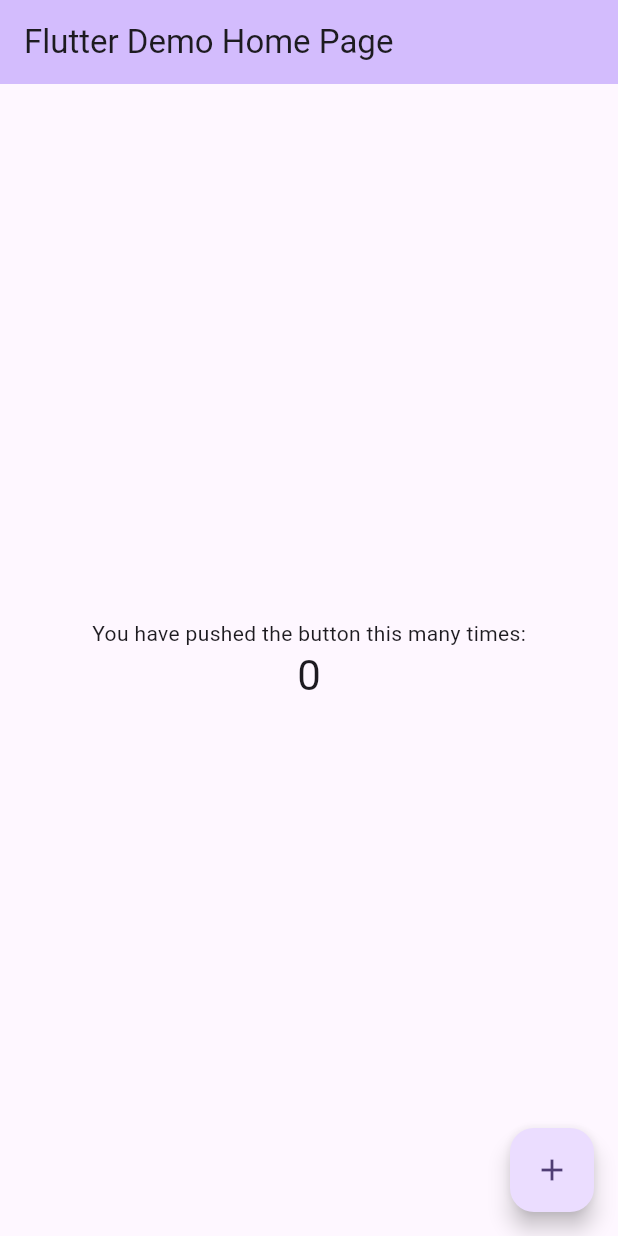
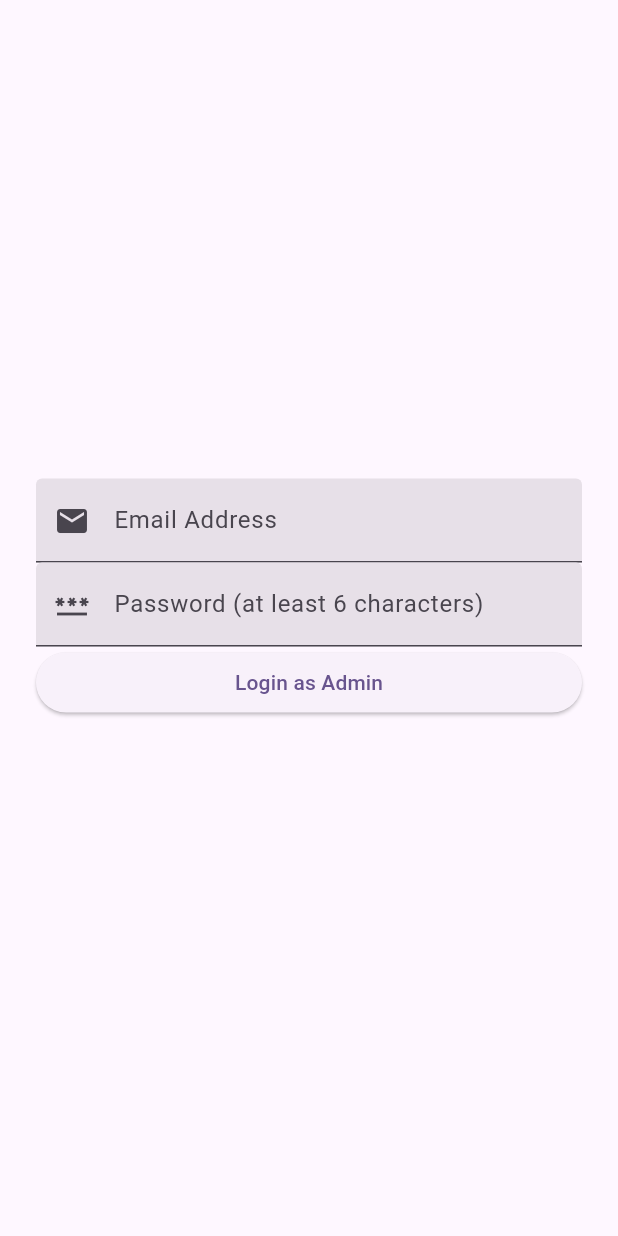
Before and after one commit to dev-logik/Telescope-Mart, a Flutter app: the screen it shows after launch, on a phone screen of 412 x 824 dp. Run offline on Flutter 3.47's test engine with Material 3 defaults, Android fonts, the phone set to English and light mode, and no system bars; our stand-ins replace firebase_auth, firebase_core, flutter_easyloading, go_router; accounts and stored records are empty.

Commit message:
feature: Setup navigation routes using go_router and also implemented the authentication: sign in using email and password and sign out.

```diff
--- /dev/null
+++ b/devtools_options.yaml
@@ -0,0 +1,3 @@
+description: This file stores settings for Dart & Flutter DevTools.
+documentation: https://docs.flutter.dev/tools/devtools/extensions#configure-extension-enablement-states
+extensions:
--- /dev/null
+++ b/lib/auth/auth_service.dart
@@ -0,0 +1,19 @@
+import 'package:firebase_auth/firebase_auth.dart';
+
+class AuthService {
+  static final FirebaseAuth _auth = FirebaseAuth.instance;
+
+  static User? get currentUser => _auth.currentUser;
+
+  static Future<bool> loginAdmin(String email, String password) async {
+    final credential = await _auth.signInWithEmailAndPassword(
+      email: email,
+      password: password,
+    );
+    return credential.user != null;
+  }
+
+  static Future<void> logout() async{
+    await _auth.signOut();
+  }
+}
--- a/lib/main.dart
+++ b/lib/main.dart
@@ -1,62 +1,55 @@
+import 'dart:async';
+
+import 'package:firebase_core/firebase_core.dart';
 import 'package:flutter/material.dart';
+import 'package:flutter_easyloading/flutter_easyloading.dart';
+import 'package:go_router/go_router.dart';
+import 'package:telescope_mart/auth/auth_service.dart';
+import 'package:telescope_mart/firebase_options.dart';
+import 'package:telescope_mart/pages/dashboard_page.dart';
+import 'package:telescope_mart/pages/login_page.dart';
 
-void main() {
-  runApp(const MyApp());
+void main() async {
+  WidgetsFlutterBinding.ensureInitialized();
+  await Firebase.initializeApp(options: DefaultFirebaseOptions.currentPlatform);
+  runApp(MyApp());
 }
 
 class MyApp extends StatelessWidget {
-  const MyApp({super.key});
+  MyApp({super.key});
   @override
   Widget build(BuildContext context) {
-    return MaterialApp(
-      title: 'Flutter Demo',
+    return MaterialApp.router(
+      title: 'Telescope Mart',
       theme: ThemeData(colorScheme: .fromSeed(seedColor: Colors.deepPurple)),
-      home: const MyHomePage(title: 'Flutter Demo Home Page'),
+      routerConfig: _router,
+      debugShowCheckedModeBanner: false,
+      builder: EasyLoading.init(),
     );
   }
-}
 
-class MyHomePage extends StatefulWidget {
-  const MyHomePage({super.key, required this.title});
-  final String title;
+  final _router = GoRouter(
+    initialLocation: DashboardPage.routeName,
+    debugLogDiagnostics: true,
+    redirect: _redirect,
+    routes: [
+      GoRoute(
+        path: DashboardPage.routeName,
+        name: DashboardPage.routeName,
+        builder: (context, state) => const DashboardPage(),
+      ),
+      GoRoute(
+        path: LoginPage.routeName,
+        name: LoginPage.routeName,
+        builder: (context, state) => const LoginPage(),
+      ),
+    ],
+  );
 
-  @override
-  State<MyHomePage> createState() => _MyHomePageState();
-}
-
-class _MyHomePageState extends State<MyHomePage> {
-  int _counter = 0;
-
-  void _incrementCounter() {
-    setState(() {
-      _counter++;
-    });
-  }
-
-  @override
-  Widget build(BuildContext context) {
-    return Scaffold(
-      appBar: AppBar(
-        backgroundColor: Theme.of(context).colorScheme.inversePrimary,
-        title: Text(widget.title),
-      ),
-      body: Center(
-        child: Column(
-          mainAxisAlignment: .center,
-          children: [
-            const Text('You have pushed the button this many times:'),
-            Text(
-              '$_counter',
-              style: Theme.of(context).textTheme.headlineMedium,
-            ),
-          ],
-        ),
-      ),
-      floatingActionButton: FloatingActionButton(
-        onPressed: _incrementCounter,
-        tooltip: 'Increment',
-        child: const Icon(Icons.add),
-      ),
-    );
+  static FutureOr<String?> _redirect(BuildContext _, GoRouterState state) {
+    if (AuthService.currentUser == null) {
+      return LoginPage.routeName;
+    }
+    return null;
   }
 }
--- /dev/null
+++ b/lib/pages/login_page.dart
@@ -0,0 +1,106 @@
+import 'package:firebase_auth/firebase_auth.dart';
+import 'package:flutter/material.dart';
+import 'package:flutter_easyloading/flutter_easyloading.dart';
+import 'package:go_router/go_router.dart';
+import 'package:telescope_mart/auth/auth_service.dart';
+import 'package:telescope_mart/pages/dashboard_page.dart';
+
+class LoginPage extends StatefulWidget {
+  static const String routeName = "/login";
+  const LoginPage({super.key});
+
+  @override
+  State<LoginPage> createState() => _LoginPageState();
+}
+
+class _LoginPageState extends State<LoginPage> {
+  final _formKey = GlobalKey<FormState>();
+  final _emailController = TextEditingController();
+  final _passwordController = TextEditingController();
+  String _errorMessage = '';
+  @override
+  Widget build(BuildContext context) {
+    return Scaffold(
+      body: Center(
+        child: Form(
+          key: _formKey,
+          child: ListView(
+            padding: const .all(24.0),
+            shrinkWrap: true,
+            children: [
+              TextFormField(
+                keyboardType: .emailAddress,
+                controller: _emailController,
+                decoration: const InputDecoration(
+                  filled: true,
+                  prefixIcon: Icon(Icons.email),
+                  labelText: "Email Address",
+                ),
+                validator: (value) {
+                  if (value == null || value.isEmpty) {
+                    return "Provide a valid email address";
+                  }
+                  return null;
+                },
+              ),
+              TextFormField(
+                keyboardType: .visiblePassword,
+                obscureText: true,
+                controller: _passwordController,
+                decoration: const InputDecoration(
+                  filled: true,
+                  prefixIcon: Icon(Icons.password),
+                  labelText: "Password (at least 6 characters)",
+                ),
+                validator: (value) {
+                  if (value == null || value.isEmpty) {
+                    return "Provide a valid password";
+                  }
+                  return null;
+                },
+              ),
+
+              ElevatedButton(
+                onPressed: _authenticate,
+                child: Text('Login as Admin'),
+              ),
+
+              Text(
+                _errorMessage,
+                style: const TextStyle(fontSize: 18, color: Colors.red),
+              ),
+            ],
+          ),
+        ),
+      ),
+    );
+  }
+
+  @override
+  void dispose() {
+    _emailController.dispose();
+    _passwordController.dispose();
+    super.dispose();
+  }
+
+  void _authenticate() async {
+    if (_formKey.currentState!.validate()) {
+      EasyLoading.show(status: "Please wait");
+      final email = _emailController.text;
+      final password = _passwordController.text;
+
+      try {
+        final isLoggedIn = await AuthService.loginAdmin(email, password);
+        EasyLoading.dismiss();
+        if (context.mounted && isLoggedIn) {
+          context.goNamed(DashboardPage.routeName);
+        }
+      } on FirebaseAuthException catch (error) {
+        EasyLoading.dismiss();
+        setState(() {
+          _errorMessage = error.message!;
+        });
+      }
+    }
+  }
+}
```
Also changed, not shown: lib/pages/dashboard_page.dart (added, +31 -0 lines), pubspec.yaml (+13 -0 lines), firebase.json (added), lib/firebase_options.dart (added), pubspec.lock, 3 other files.
